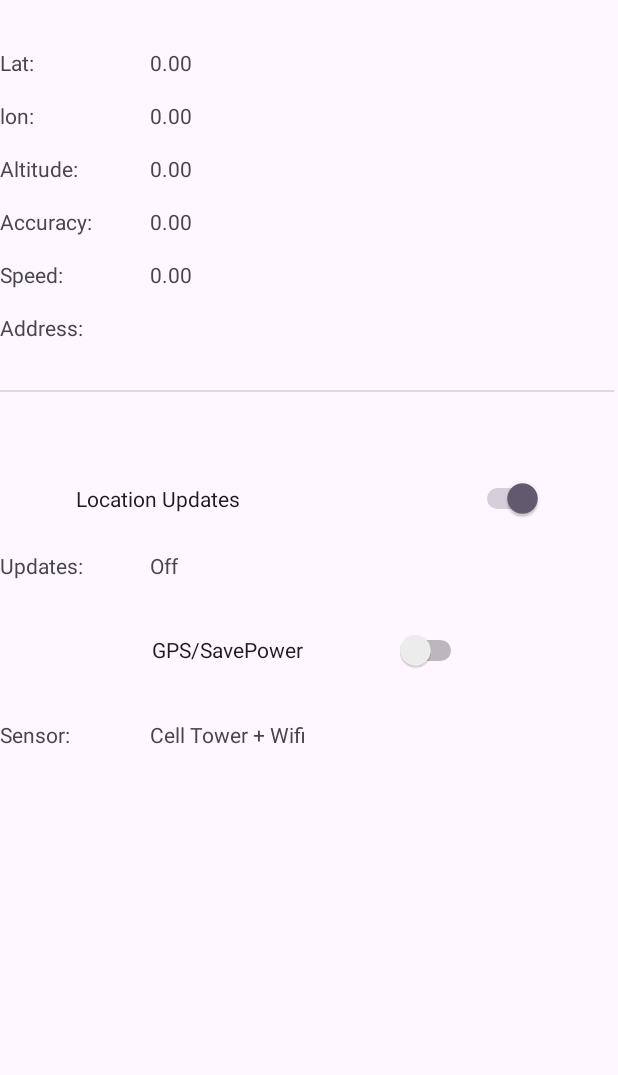
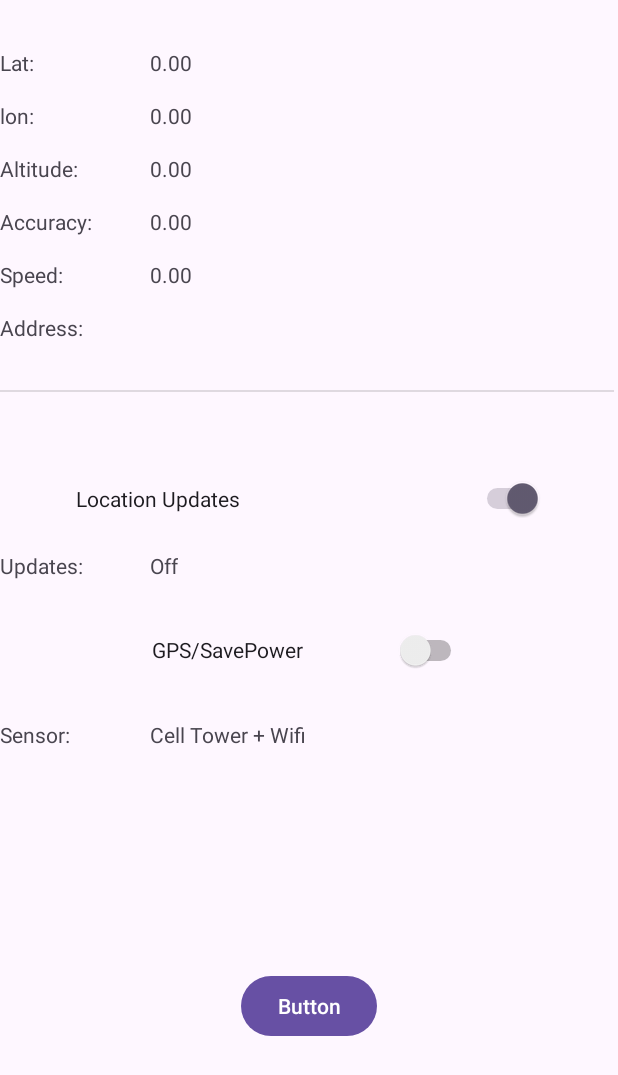
Before and after one commit to serraozturk/AGRIGPS, an Android app: the screen it shows after launch (MainActivity), on a phone screen of 412 x 824 dp. Shown: the top 1075 px of the screen. Run offline under Robolectric (Android 15) with nearby library versions, the phone set to English and light mode, and no system bars.

Commit message:
Creation of another view Activity

```diff
--- a/app/src/main/AndroidManifest.xml
+++ b/app/src/main/AndroidManifest.xml
@@ -15,6 +15,9 @@
         android:theme="@style/Theme.GPSTrackTutorial"
         tools:targetApi="31">
         <activity
+            android:name=".GPSView"
+            android:exported="false" />
+        <activity
             android:name=".MainActivity"
             android:exported="true">
             <intent-filter>
--- a/app/src/main/java/edu/htwd/gpstracktutorial/MainActivity.java
+++ b/app/src/main/java/edu/htwd/gpstracktutorial/MainActivity.java
@@ -2,12 +2,14 @@ package edu.htwd.gpstracktutorial;
 
 import android.Manifest;
 import android.annotation.SuppressLint;
+import android.content.Intent;
 import android.content.pm.PackageManager;
 import android.location.Location;
 import android.os.Build;
 import android.os.Bundle;
 import android.os.Looper;
 import android.view.View;
+import android.widget.Button;
 import android.widget.Switch;
 import android.widget.TextView;
 import android.widget.Toast;
@@ -31,6 +33,8 @@ import java.security.Permissions;
 
 public class MainActivity extends AppCompatActivity {
 
+    private Button move;
+
     private static final int PERMISSION_FINE_LOCATION = 99;
     TextView tv_lat, tv_lon, tv_altitude, tv_accuracy, tv_speed, tv_sensor, tv_updates, tv_address;
 
@@ -49,6 +53,15 @@ public class MainActivity extends AppCompatActivity {
         super.onCreate(savedInstanceState);
         EdgeToEdge.enable(this);
         setContentView(R.layout.activity_main);
+
+        move = findViewById(R.id.changeactivity);
+        move.setOnClickListener(new View.OnClickListener() {
+            @Override
+            public void onClick(View v) {
+                Intent intent=new Intent(MainActivity.this, GPSView.class);
+                startActivity(intent);
+            }
+        });
 
 
         // give each UI variable a value
--- a/app/src/main/res/layout/activity_main.xml
+++ b/app/src/main/res/layout/activity_main.xml
@@ -172,4 +172,15 @@
         app:layout_constraintTop_toBottomOf="@+id/tv_address"
         tools:layout_editor_absoluteX="1dp" />
 
+    <Button
+        android:id="@+id/changeactivity"
+        android:layout_width="wrap_content"
+        android:layout_height="wrap_content"
+        android:text="Button"
+        app:layout_constraintBottom_toBottomOf="parent"
+        app:layout_constraintEnd_toEndOf="parent"
+        app:layout_constraintStart_toStartOf="parent"
+        app:layout_constraintTop_toTopOf="parent"
+        app:layout_constraintVertical_bias="0.833" />
+
 </androidx.constraintlayout.widget.ConstraintLayout>
```
Also changed, not shown: app/src/main/java/edu/htwd/gpstracktutorial/GPSView.java (added, +36 -0 lines), app/src/main/res/layout/activity_gpsview.xml (added, +36 -0 lines).
